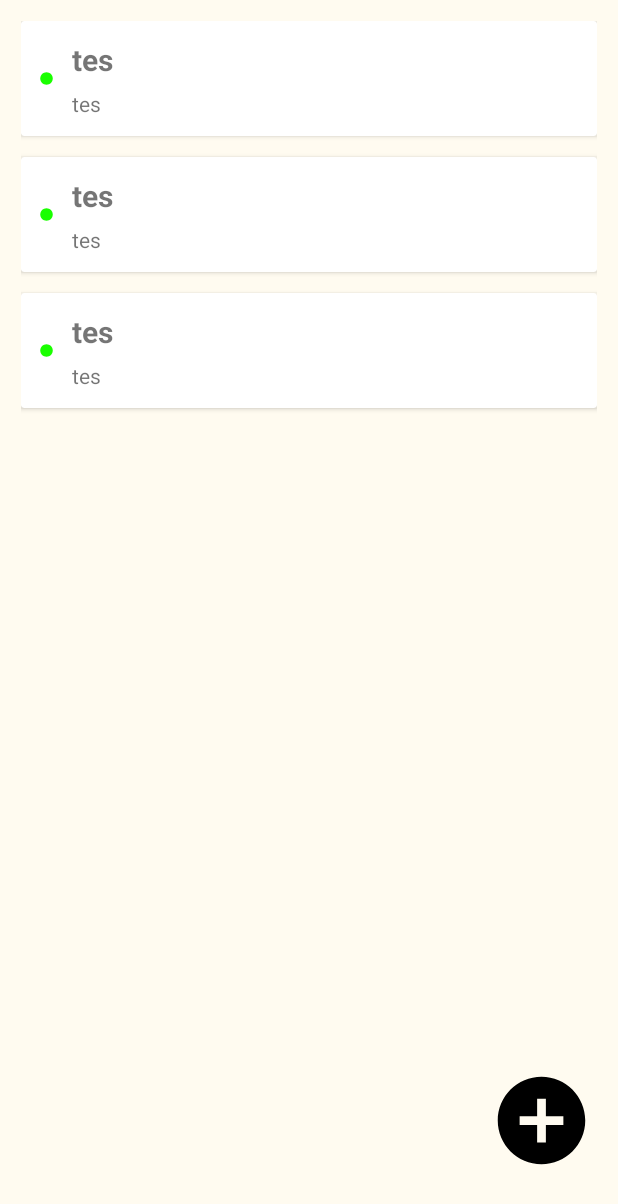
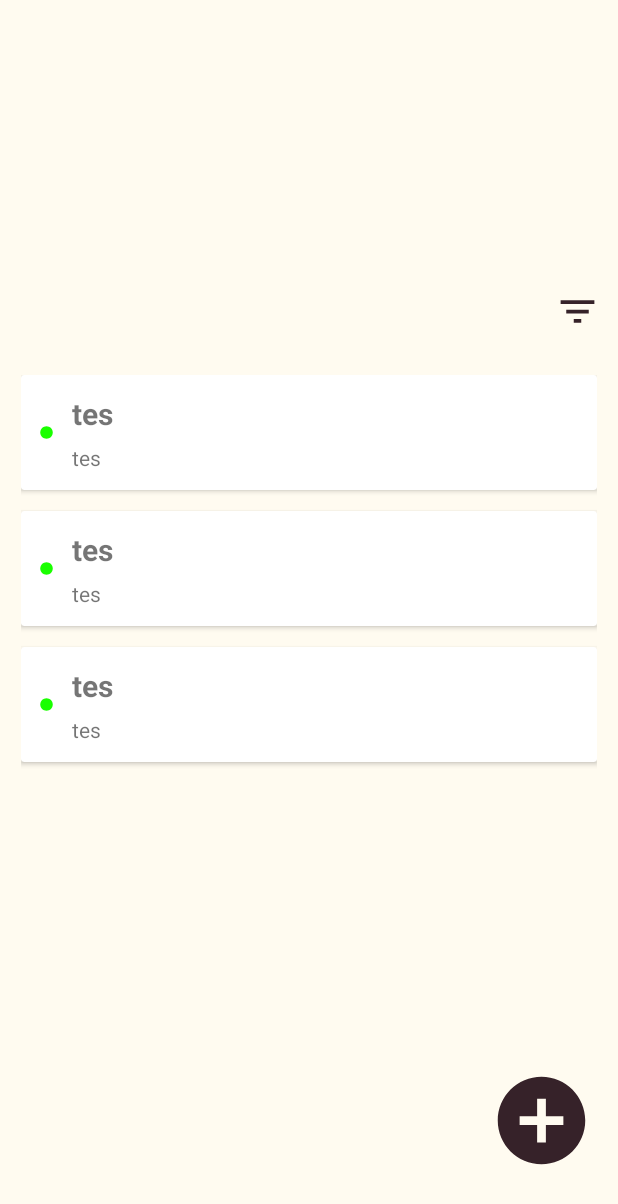
Before and after one commit to pewpew28/macro-SecondBrain, an Android app: the layout fragment_home.xml on its own in the app's theme, with its tools: preview values and no code run, on a phone screen of 412 x 824 dp. Shown: the top 1204 px of the screen. Run offline under Robolectric (Android 15) with nearby library versions, the phone set to English and light mode, and no system bars.

Commit message:
filter button

```diff
--- a/app/src/main/res/drawable/baseline_add_circle_24.xml
+++ b/app/src/main/res/drawable/baseline_add_circle_24.xml
@@ -1,4 +1,4 @@
-<vector android:height="50dp" android:tint="#000000"
+<vector android:height="50dp" android:tint="@color/Neutral"
     android:viewportHeight="24" android:viewportWidth="24"
     android:width="50dp" xmlns:android="http://schemas.android.com/apk/res/android">
     <path android:fillColor="@android:color/white" android:pathData="M12,2C6.48,2 2,6.48 2,12s4.48,10 10,10 10,-4.48 10,-10S17.52,2 12,2zM17,13h-4v4h-2v-4L7,13v-2h4L11,7h2v4h4v2z"/>
--- /dev/null
+++ b/app/src/main/res/drawable/filter.xml
@@ -0,0 +1,5 @@
+<vector android:height="30dp" android:tint="@color/Neutral"
+    android:viewportHeight="24" android:viewportWidth="24"
+    android:width="30dp" xmlns:android="http://schemas.android.com/apk/res/android">
+    <path android:fillColor="@color/Primary" android:pathData="M10,18h4v-2h-4v2zM3,6v2h18L21,6L3,6zM6,13h12v-2L6,11v2z"/>
+</vector>
--- a/app/src/main/res/layout/activity_main.xml
+++ b/app/src/main/res/layout/activity_main.xml
@@ -11,9 +11,9 @@
         android:id="@+id/nav_view"
         android:layout_width="0dp"
         android:layout_height="wrap_content"
-        android:layout_marginStart="0dp"
-        android:layout_marginEnd="0dp"
-        android:background="?android:attr/windowBackground"
+        android:background="@color/Neutral"
+        app:itemIconTint="@color/Primary"
+        app:itemTextColor="@color/Primary"
         app:layout_constraintBottom_toBottomOf="parent"
         app:layout_constraintLeft_toLeftOf="parent"
         app:layout_constraintRight_toRightOf="parent"
@@ -22,15 +22,15 @@
     <fragment
         android:id="@+id/nav_host_fragment_activity_main"
         android:name="androidx.navigation.fragment.NavHostFragment"
-        android:layout_width="0dp"
-        android:layout_height="674dp"
+        android:layout_width="match_parent"
+        android:layout_height="675dp"
         app:defaultNavHost="true"
         app:layout_constraintBottom_toTopOf="@id/nav_view"
         app:layout_constraintHorizontal_bias="0.0"
         app:layout_constraintLeft_toLeftOf="parent"
         app:layout_constraintRight_toRightOf="parent"
         app:layout_constraintTop_toTopOf="parent"
-        app:layout_constraintVertical_bias="0.0"
+        app:layout_constraintVertical_bias="1.0"
         app:navGraph="@navigation/mobile_navigation" />
 
 </androidx.constraintlayout.widget.ConstraintLayout>
--- a/app/src/main/res/layout/fragment_home.xml
+++ b/app/src/main/res/layout/fragment_home.xml
@@ -7,16 +7,32 @@
     tools:context=".ui.home.HomeFragment"
     android:background="@color/Background">
 
+
     <androidx.recyclerview.widget.RecyclerView
         android:id="@+id/rv_catatan"
-        android:layout_width="match_parent"
-        android:layout_height="match_parent"
+        android:layout_width="412dp"
+        android:layout_height="588dp"
         android:padding="14dp"
         app:layout_constraintBottom_toBottomOf="parent"
         app:layout_constraintEnd_toEndOf="parent"
+        app:layout_constraintHorizontal_bias="0.0"
         app:layout_constraintStart_toStartOf="parent"
-        app:layout_constraintTop_toTopOf="parent"
         tools:listitem="@layout/home_item" />
+
+
+<!--    <de.hdodenhof.circleimageview.CircleImageView-->
+<!--        android:id="@+id/btn_filter"-->
+<!--        android:layout_width="40dp"-->
+<!--        android:layout_height="40dp"-->
+<!--        android:layout_marginBottom="8dp"-->
+<!--        android:background="@drawable/filter"-->
+<!--        android:src="@drawable/filter"-->
+<!--        app:layout_constraintBottom_toTopOf="@+id/rv_catatan"-->
+<!--        app:layout_constraintEnd_toEndOf="parent"-->
+<!--        app:layout_constraintHorizontal_bias="0.932"-->
+<!--        app:layout_constraintStart_toStartOf="parent"-->
+<!--        app:layout_constraintTop_toTopOf="parent"-->
+<!--        app:layout_constraintVertical_bias="0.842" />-->
 
     <de.hdodenhof.circleimageview.CircleImageView
         android:id="@+id/tmbh_catatan"
@@ -30,4 +46,17 @@
         app:layout_constraintTop_toTopOf="parent"
         app:layout_constraintVertical_bias="0.944" />
 
+    <androidx.appcompat.widget.Toolbar
+        android:id="@+id/toolbar"
+        android:layout_width="match_parent"
+        android:layout_height="wrap_content"
+        android:background="@color/Background"
+        android:minHeight="?attr/actionBarSize"
+        android:theme="?attr/actionBarTheme"
+        app:layout_constraintBottom_toTopOf="@+id/rv_catatan"
+        app:layout_constraintTop_toTopOf="parent"
+        app:layout_constraintVertical_bias="1.0"
+        app:menu="@menu/filter"
+        tools:layout_editor_absoluteX="0dp" />
+
 </androidx.constraintlayout.widget.ConstraintLayout>
--- /dev/null
+++ b/app/src/main/res/menu/filter.xml
@@ -0,0 +1,12 @@
+<?xml version="1.0" encoding="utf-8"?>
+<menu xmlns:app="http://schemas.android.com/apk/res-auto"
+    xmlns:android="http://schemas.android.com/apk/res/android">
+    <item
+        android:id="@+id/btn_filter"
+        android:layout_width="wrap_content"
+        android:layout_height="wrap_content"
+        android:title="Filter"
+        android:icon="@drawable/filter"
+        app:showAsAction="ifRoom"
+        />
+</menu>
--- a/app/src/main/res/values/themes.xml
+++ b/app/src/main/res/values/themes.xml
@@ -3,7 +3,7 @@
     <style name="Theme.SecondBrain" parent="Theme.MaterialComponents.DayNight.DarkActionBar">
         <!-- Primary brand color. -->
         <item name="colorPrimary">@color/Primary</item>
-        <item name="colorPrimaryVariant">@color/purple_700</item>
+        <item name="colorPrimaryVariant">@color/Neutral</item>
         <item name="colorOnPrimary">@color/Background</item>
         <!-- Secondary brand color. -->
         <item name="colorSecondary">@color/teal_200</item>
```
